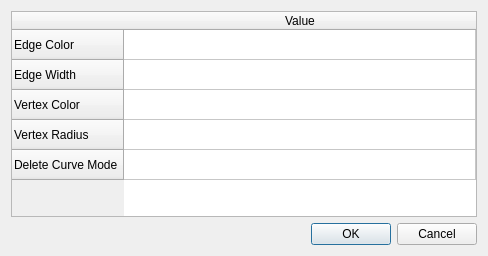
This is Arrangement_on_surface_2/demo/Arrangement_on_surface_2/ArrangementDemoPropertiesDialog.ui in CGAL/cgal as Qt 5 draws it before an edit. The edited form follows.
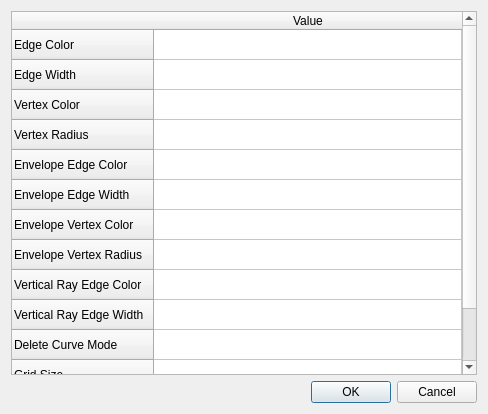
This is the edited form.

Commit message: Added envelope and ray shoot color properties.

Patch:
```diff
--- a/Arrangement_on_surface_2/demo/Arrangement_on_surface_2/ArrangementDemoPropertiesDialog.ui
+++ b/Arrangement_on_surface_2/demo/Arrangement_on_surface_2/ArrangementDemoPropertiesDialog.ui
@@ -7,7 +7,7 @@
     <x>0</x>
     <y>0</y>
     <width>488</width>
-    <height>256</height>
+    <height>414</height>
    </rect>
   </property>
   <property name="windowTitle">
@@ -48,11 +48,51 @@
        <string>Vertex Radius</string>
       </property>
      </row>
+     <row>
+      <property name="text">
+       <string>Envelope Edge Color</string>
+      </property>
+     </row>
+     <row>
+      <property name="text">
+       <string>Envelope Edge Width</string>
+      </property>
+     </row>
+     <row>
+      <property name="text">
+       <string>Envelope Vertex Color</string>
+      </property>
+     </row>
+     <row>
+      <property name="text">
+       <string>Envelope Vertex Radius</string>
+      </property>
+     </row>
+     <row>
+      <property name="text">
+       <string>Vertical Ray Edge Color</string>
+      </property>
+     </row>
+     <row>
+      <property name="text">
+       <string>Vertical Ray Edge Width</string>
+      </property>
+     </row>
      <row>
       <property name="text">
        <string>Delete Curve Mode</string>
       </property>
      </row>
+     <row>
+      <property name="text">
+       <string>Grid Size</string>
+      </property>
+     </row>
+     <row>
+      <property name="text">
+       <string>Grid Color</string>
+      </property>
+     </row>
      <column>
       <property name="text">
        <string>Value</string>
```
The commit also changes 10 other files.
